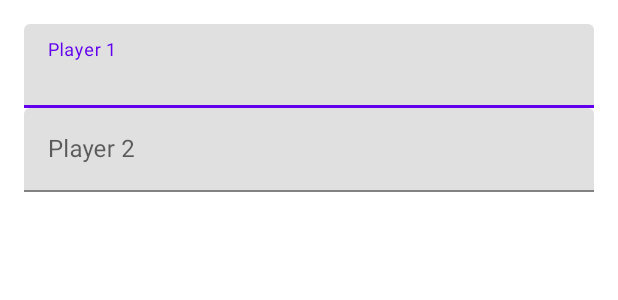
After one commit to EhsanTgv/TicTacToeMVVMTest, an Android app: the layout game_begin_dialog.xml on its own in the app's theme, with its tools: preview values and no code run, on a phone screen of 412 x 824 dp. The commit adds this screen. Shown: the top 300 px of the screen. Run offline under Robolectric (Android 15) with nearby library versions, the phone set to English and light mode, and no system bars.

Commit message:
Implement Activity & Dialogs

```diff
--- a/app/src/main/java/com/example/tictactoemvvmtest/viewModel/GameViewModel.kt
+++ b/app/src/main/java/com/example/tictactoemvvmtest/viewModel/GameViewModel.kt
@@ -8,11 +8,11 @@ import com.example.tictactoemvvmtest.model.Game
 import com.example.tictactoemvvmtest.model.Player
 import com.example.tictactoemvvmtest.utilities.StringUtility.stringFromNumbers
 
-class GameViewModel(player1: String?, player2: String?) : ViewModel() {
+class GameViewModel : ViewModel() {
     private var game: Game? = null
     var cells: ObservableArrayMap<String, String>? = null
 
-    init {
+    fun init(player1: String?, player2: String?) {
         game = Game(player1, player2)
         cells = ObservableArrayMap()
     }
--- /dev/null
+++ b/app/src/main/res/layout/game_begin_dialog.xml
@@ -0,0 +1,41 @@
+<?xml version="1.0" encoding="utf-8"?>
+<LinearLayout xmlns:android="http://schemas.android.com/apk/res/android"
+    android:layout_width="match_parent"
+    android:layout_height="match_parent"
+    android:orientation="vertical"
+    android:padding="16dp">
+
+    <com.google.android.material.textfield.TextInputLayout
+        android:id="@+id/layout_player1"
+        android:layout_width="match_parent"
+        android:layout_height="wrap_content">
+
+        <com.google.android.material.textfield.TextInputEditText
+            android:id="@+id/et_player1"
+            android:layout_width="match_parent"
+            android:layout_height="wrap_content"
+            android:hint="@string/player1_hint"
+            android:inputType="textPersonName"
+            android:maxLines="1"
+            android:singleLine="true" />
+
+    </com.google.android.material.textfield.TextInputLayout>
+
+
+    <com.google.android.material.textfield.TextInputLayout
+        android:id="@+id/layout_player2"
+        android:layout_width="match_parent"
+        android:layout_height="wrap_content">
+
+        <com.google.android.material.textfield.TextInputEditText
+            android:id="@+id/et_player2"
+            android:layout_width="match_parent"
+            android:layout_height="wrap_content"
+            android:hint="@string/player2_hint"
+            android:inputType="textPersonName"
+            android:maxLines="1"
+            android:singleLine="true" />
+
+    </com.google.android.material.textfield.TextInputLayout>
+
+</LinearLayout>
--- a/app/src/main/res/values-night/themes.xml
+++ b/app/src/main/res/values-night/themes.xml
@@ -13,4 +13,10 @@
         <item name="android:statusBarColor" tools:targetApi="l">?attr/colorPrimaryVariant</item>
         <!-- Customize your theme here. -->
     </style>
+
+    <style name="CellTextView">
+        <item name="android:gravity">center</item>
+        <item name="android:textSize">48sp</item>
+        <item name="android:textStyle">bold</item>
+    </style>
 </resources>
--- a/app/src/main/res/values/strings.xml
+++ b/app/src/main/res/values/strings.xml
@@ -1,3 +1,10 @@
 <resources>
     <string name="app_name">TicTacToeMVVMTest</string>
+    <string name="player1_hint">Player 1</string>
+    <string name="player2_hint">Player 2</string>
+    <string name="game_dialog_title">New game</string>
+    <string name="done">Done</string>
+    <string name="game_dialog_empty_name">Name mustn\'t be empty</string>
+    <string name="game_dialog_same_names">Names mustn\'t be the same</string>
+    <string name="game_end_dialog_headline">The winner is</string>
 </resources>
```
Also changed, not shown: app/build.gradle (+7 -0 lines), app/src/main/java/com/example/tictactoemvvmtest/view/GameActivity.kt (+40 -2 lines), app/src/main/java/com/example/tictactoemvvmtest/view/GameBeginDialog.kt (added, +107 -0 lines), app/src/main/java/com/example/tictactoemvvmtest/view/GameEndDialog.kt (added, +48 -0 lines), app/src/main/res/layout/game_end_dialog.xml (added, +26 -0 lines).
